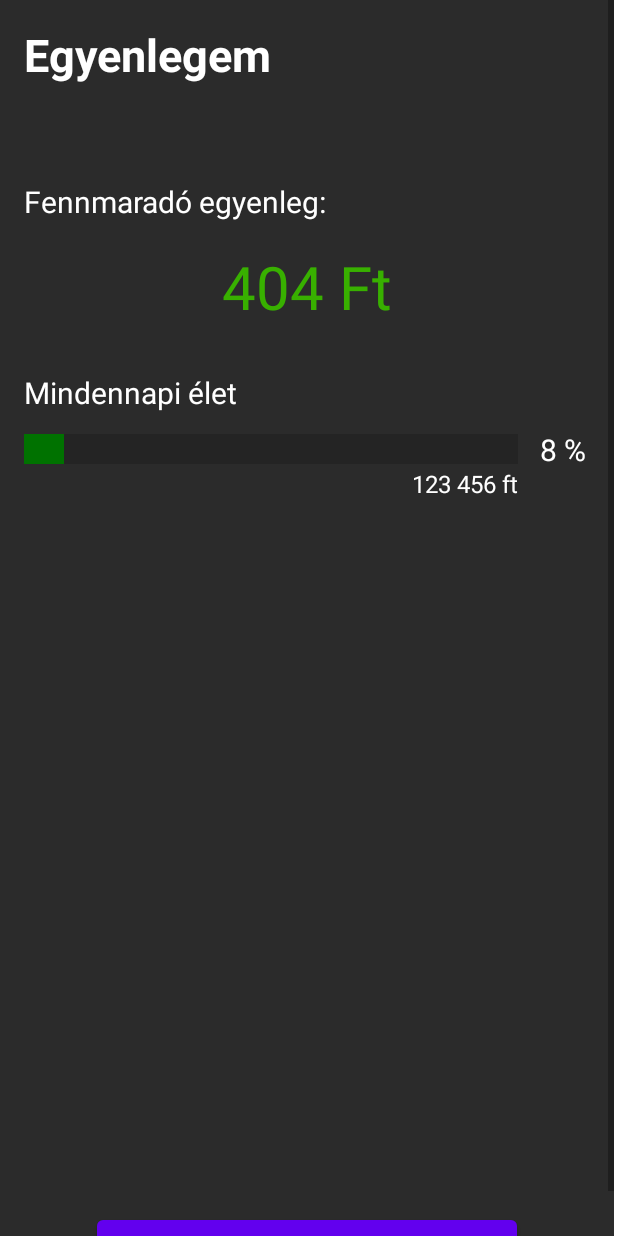
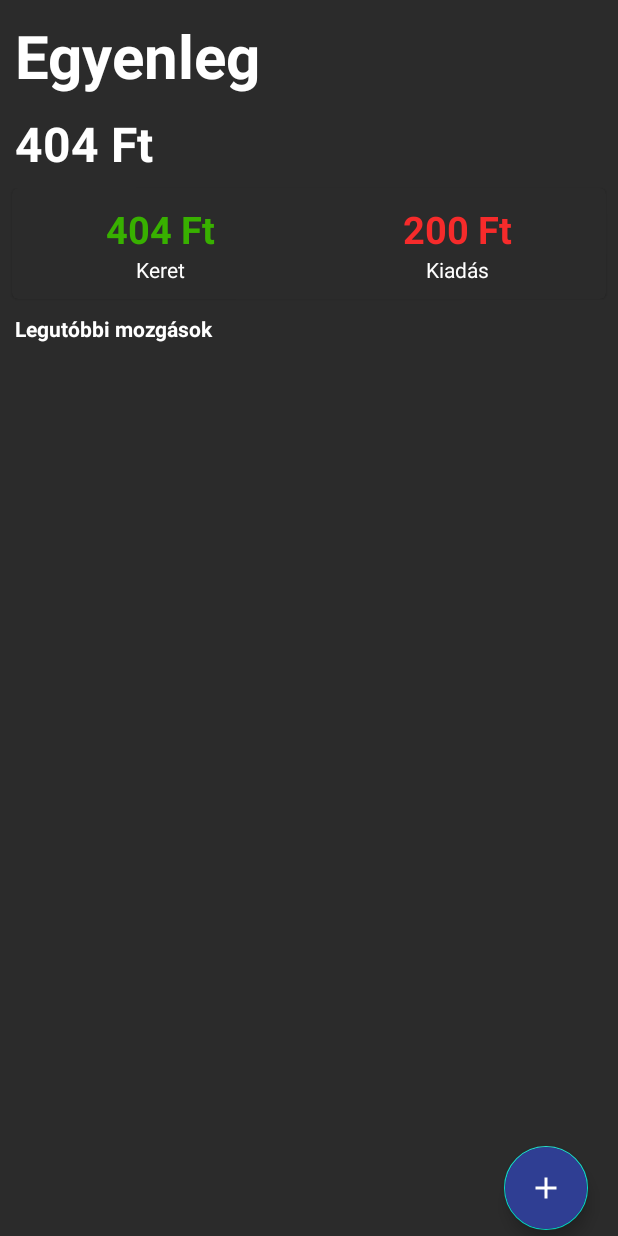
Before and after one commit to KunMate/MoneyWatch_App, an Android app: the layout fragment_balance.xml on its own in the app's theme, with its tools: preview values and no code run, on a phone screen of 412 x 824 dp. Run offline under Robolectric (Android 15) with nearby library versions, the phone set to English and light mode, and no system bars.

Commit message:
added basic balance screen with template item adding (database not implemented to save yet)

```diff
--- a/app/src/main/java/com/pack/moneywatch_app/MainActivity.kt
+++ b/app/src/main/java/com/pack/moneywatch_app/MainActivity.kt
@@ -3,6 +3,7 @@ package com.pack.moneywatch_app
 import androidx.appcompat.app.AppCompatActivity
 import android.os.Bundle
 import androidx.fragment.app.Fragment
+import com.pack.moneywatch_app.balance.Balance
 import com.pack.moneywatch_app.databinding.ActivityMainBinding
 import com.pack.moneywatch_app.shopAssistant.ShopAssistant
 
--- /dev/null
+++ b/app/src/main/java/com/pack/moneywatch_app/balance/BalanceTransaction.kt
@@ -0,0 +1,5 @@
+package com.pack.moneywatch_app.balance
+
+data class BalanceTransaction(val label : String, val amount: Int) {
+
+}
--- /dev/null
+++ b/app/src/main/res/drawable/ic_close.xml
@@ -0,0 +1,5 @@
+<vector android:height="24dp" android:tint="#FFFFFF"
+    android:viewportHeight="24" android:viewportWidth="24"
+    android:width="24dp" xmlns:android="http://schemas.android.com/apk/res/android">
+    <path android:fillColor="@android:color/white" android:pathData="M19,6.41L17.59,5 12,10.59 6.41,5 5,6.41 10.59,12 5,17.59 6.41,19 12,13.41 17.59,19 19,17.59 13.41,12z"/>
+</vector>
--- a/app/src/main/res/layout/fragment_balance.xml
+++ b/app/src/main/res/layout/fragment_balance.xml
@@ -1,110 +1,135 @@
 <?xml version="1.0" encoding="utf-8"?>
-<ScrollView xmlns:android="http://schemas.android.com/apk/res/android"
+<RelativeLayout xmlns:android="http://schemas.android.com/apk/res/android"
     xmlns:app="http://schemas.android.com/apk/res-auto"
     xmlns:tools="http://schemas.android.com/tools"
     android:background="@color/backgrnd"
-    android:layout_width="409dp"
-    android:layout_height="wrap_content"
+    android:layout_width="match_parent"
+    android:layout_height="match_parent"
     android:fillViewport="true">
 
-    <androidx.constraintlayout.widget.ConstraintLayout
+    <LinearLayout
+        android:id="@+id/idBalanceLayout"
         android:layout_width="match_parent"
         android:layout_height="wrap_content"
-        tools:context=".Balance">
+        android:orientation="vertical"
+        android:background="@color/backgrnd">
 
         <TextView
-            android:id="@+id/balanceTitle"
+            android:id="@+id/idMainBalanceText"
             android:layout_width="wrap_content"
             android:layout_height="wrap_content"
-            android:layout_marginStart="4dp"
-            android:layout_marginTop="16dp"
-            android:text="Egyenlegem"
-            android:textSize="30dp"
+            android:text="Egyenleg"
             android:textStyle="bold"
-            app:layout_constraintEnd_toEndOf="parent"
-            app:layout_constraintHorizontal_bias="0.05"
-            app:layout_constraintStart_toStartOf="parent"
-            app:layout_constraintTop_toTopOf="parent" />
+            android:layout_marginTop="10dp"
+            android:layout_marginStart="10dp"
+            android:textSize="40dp"/>
 
         <TextView
-            android:id="@+id/balanceRemBalText"
+            android:id="@+id/idBalanceRemaining"
             android:layout_width="wrap_content"
             android:layout_height="wrap_content"
-            android:layout_marginTop="64dp"
-            android:text="Fennmaradó egyenleg:"
-            android:textSize="20sp"
-            app:layout_constraintStart_toStartOf="@+id/balanceTitle"
-            app:layout_constraintTop_toBottomOf="@+id/balanceTitle" />
+            android:text="404 Ft"
+            android:textSize="32sp"
+            android:layout_marginTop="10dp"
+            android:layout_marginStart="10dp"
+            android:textStyle="bold"/>
+    </LinearLayout>
 
-        <TextView
-            android:id="@+id/balanceLeft"
-            android:layout_width="wrap_content"
+    <com.google.android.material.card.MaterialCardView
+        android:id="@+id/idBalanceSumCard"
+        android:layout_width="match_parent"
+        android:layout_height="wrap_content"
+        android:backgroundTint="@color/backgrnd"
+        android:layout_below="@id/idBalanceLayout"
+        android:layout_marginTop="8dp"
+        android:layout_marginStart="8dp"
+        android:layout_marginEnd="8dp">
+        <LinearLayout
+            android:layout_width="match_parent"
             android:layout_height="wrap_content"
-            android:layout_marginTop="16dp"
-            android:text="404 Ft"
-            android:textColor="@color/green_nat"
-            android:textSize="40sp"
-            app:layout_constraintEnd_toEndOf="parent"
-            app:layout_constraintStart_toStartOf="parent"
-            app:layout_constraintTop_toBottomOf="@+id/balanceRemBalText" />
+            android:background="@color/backgrnd"
+            android:layout_marginTop="10dp"
+            android:layout_marginBottom="10dp">
+            <LinearLayout
+                android:layout_width="wrap_content"
+                android:layout_height="wrap_content"
+                android:orientation="vertical"
+                android:background="@color/backgrnd"
+                android:layout_weight="0.5"
+                android:gravity="center">
+                <TextView
+                    android:id="@+id/idBalanceBudget"
+                    android:layout_width="wrap_content"
+                    android:layout_height="wrap_content"
+                    android:text="404 Ft"
+                    android:textStyle="bold"
+                    android:textSize="25sp"
+                    android:textColor="@color/green_nat"
+                    />
+                <TextView
+                    android:layout_width="wrap_content"
+                    android:layout_height="wrap_content"
+                    android:text="Keret"
+                    android:textSize="14sp"/>
+            </LinearLayout> <!-- keret layout -->
 
-        <TextView
-            android:id="@+id/balanceEveryDayLifeText"
-            android:layout_width="wrap_content"
-            android:layout_height="wrap_content"
-            android:layout_marginTop="100dp"
-            android:text="Mindennapi élet"
-            android:textSize="20sp"
-            app:layout_constraintStart_toStartOf="@+id/balanceRemBalText"
-            app:layout_constraintTop_toBottomOf="@+id/balanceRemBalText" />
+            <LinearLayout
+                android:layout_width="wrap_content"
+                android:layout_height="wrap_content"
+                android:orientation="vertical"
+                android:background="@color/backgrnd"
+                android:layout_weight="0.5"
+                android:gravity="center">
+                <TextView
+                    android:id="@+id/idBalanceExpense"
+                    android:layout_width="wrap_content"
+                    android:layout_height="wrap_content"
+                    android:text="200 Ft"
+                    android:textStyle="bold"
+                    android:textColor="@color/red"
+                    android:textSize="25sp"
+                    />
+                <TextView
+                    android:layout_width="wrap_content"
+                    android:layout_height="wrap_content"
+                    android:text="Kiadás"
+                    android:textSize="14sp"/>
+            </LinearLayout>
+        </LinearLayout>
+    </com.google.android.material.card.MaterialCardView>
 
-        <ProgressBar
-            android:id="@+id/progressBar"
-            style="?android:attr/progressBarStyleHorizontal"
-            android:layout_width="match_parent"
-            android:layout_height="16dp"
-            android:layout_marginStart="16dp"
-            android:layout_marginTop="16dp"
-            android:layout_marginEnd="64dp"
-            android:max="100"
-            android:progress="8"
-            android:progressTint="@color/green_dark60"
-            android:scaleY="5"
-            app:layout_constraintEnd_toEndOf="parent"
-            app:layout_constraintStart_toStartOf="@+id/balanceEveryDayLifeText"
-            app:layout_constraintTop_toBottomOf="@+id/balanceEveryDayLifeText" />
+    <TextView
+        android:id="@+id/idTextLatestActions"
+        android:layout_width="wrap_content"
+        android:layout_height="wrap_content"
+        android:text="Legutóbbi mozgások"
+        android:textSize="14sp"
+        android:textStyle="bold"
+        android:layout_below="@id/idBalanceSumCard"
+        android:layout_marginTop="10dp"
+        android:layout_marginStart="10dp"/>
 
-        <TextView
-            android:id="@+id/balanceBalPercentLeft"
-            android:layout_width="wrap_content"
-            android:layout_height="wrap_content"
-            android:text="8 %"
-            android:textSize="20sp"
-            app:layout_constraintBottom_toBottomOf="@+id/progressBar"
-            app:layout_constraintEnd_toEndOf="parent"
-            app:layout_constraintHorizontal_bias="0.25"
-            app:layout_constraintStart_toEndOf="@+id/progressBar"
-            app:layout_constraintTop_toTopOf="@+id/progressBar" />
+    <androidx.recyclerview.widget.RecyclerView
+        android:id="@+id/idBalanceRecycler"
+        android:layout_width="match_parent"
+        android:layout_height="match_parent"
+        android:layout_below="@id/idTextLatestActions"
+        android:layout_margin="10dp"/>
 
-        <TextView
-            android:id="@+id/balanceEveryDayLifeBalance"
-            android:layout_width="wrap_content"
-            android:layout_height="wrap_content"
-            android:layout_marginTop="4dp"
-            android:layout_marginEnd="8dp"
-            android:textSize="16sp"
-            android:text="123 456 ft"
-            app:layout_constraintEnd_toEndOf="@+id/progressBar"
-            app:layout_constraintTop_toBottomOf="@+id/progressBar" />
+    <com.google.android.material.floatingactionbutton.FloatingActionButton
+        android:id="@+id/idBalanceAddTransactionBtn"
+        android:layout_width="wrap_content"
+        android:layout_height="wrap_content"
+        android:layout_alignParentBottom="true"
+        android:layout_alignParentRight="true"
+        android:layout_marginStart="20dp"
+        android:layout_marginTop="20dp"
+        android:layout_marginEnd="20dp"
+        android:layout_marginBottom="4dp"
+        android:src="@drawable/ic_add"
+        android:backgroundTint="@color/blue_dark"
+        />
 
-        <Button
-            android:id="@+id/placeholder"
-            android:layout_width="wrap_content"
-            android:layout_height="wrap_content"
-            android:layout_marginTop="500dp"
-            android:text="Placeholder useless button"
-            app:layout_constraintEnd_toEndOf="parent"
-            app:layout_constraintStart_toStartOf="parent"
-            app:layout_constraintTop_toBottomOf="@+id/progressBar" />
-    </androidx.constraintlayout.widget.ConstraintLayout>
-</ScrollView>
+
+
+</RelativeLayout>
--- a/app/src/main/res/layout/fragment_goals.xml
+++ b/app/src/main/res/layout/fragment_goals.xml
@@ -11,6 +11,6 @@
         android:layout_height="wrap_content"
         android:layout_gravity="center"
         android:textColor="@color/black"
-        android:text="goals fragment" />
+        android:text="bruh" />
 
 </FrameLayout>
--- a/app/src/main/res/layout/fragment_shop_assistant.xml
+++ b/app/src/main/res/layout/fragment_shop_assistant.xml
@@ -29,7 +29,7 @@
         android:layout_marginEnd="10dp"
         android:layout_marginBottom="10dp"
         android:text="Bevásárlólistám"
-        android:textSize="32sp"
+        android:textSize="40sp"
         android:textStyle="bold" />
 
     <LinearLayout
--- a/app/src/main/res/values/colors.xml
+++ b/app/src/main/res/values/colors.xml
@@ -14,6 +14,7 @@
     <color name="green_bright30">#FF70E000</color>
     <color name="green_bright60">#FF9EF01A</color>
     <color name="green_bright100">#FFCCFF33</color>
+    <color name="red">#F62B2B</color>
     <color name="blue_bright">#4E66EA</color>
     <color name="blue_dark">#2F3E93</color>
     <color name="backgrnd">#2B2B2B</color>
--- a/app/src/main/res/values/themes.xml
+++ b/app/src/main/res/values/themes.xml
@@ -1,6 +1,6 @@
 <resources xmlns:tools="http://schemas.android.com/tools">
     <!-- Base application theme. -->
-    <style name="Theme.MoneyWatch_App" parent="Theme.MaterialComponents.DayNight.DarkActionBar">
+    <style name="Theme.MoneyWatch_App" parent="Theme.MaterialComponents.DayNight.NoActionBar">
         <!-- Primary brand color. -->
         <item name="colorPrimary">@color/purple_500</item>
         <item name="android:textColor">@color/white</item>
```
Also changed, not shown: app/src/main/AndroidManifest.xml (+9 -0 lines), app/src/main/java/com/pack/moneywatch_app/Balance.kt (deleted, +0 -49 lines), app/src/main/java/com/pack/moneywatch_app/Goals.kt (+0 -30 lines), app/src/main/java/com/pack/moneywatch_app/balance/AddTransactionActivity.kt (added, +36 -0 lines), app/src/main/java/com/pack/moneywatch_app/balance/Balance.kt (added, +70 -0 lines), app/src/main/java/com/pack/moneywatch_app/balance/BalanceTransactionAdapter.kt (added, +43 -0 lines), app/src/main/java/com/pack/moneywatch_app/shopAssistant/ShopAssistant.kt (+7 -12 lines), app/src/main/res/layout/activity_add_transaction.xml (added, +135 -0 lines), app/src/main/res/layout/transaction_layout.xml (added, +27 -0 lines).
